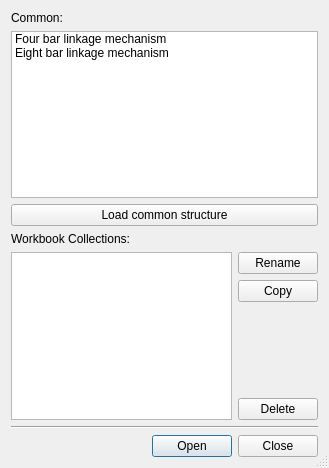
Qt form core/synthesis/Collections/TriangularIteration_dialog/collections.ui (KmolYuan/Pyslvs-UI) before a commit.
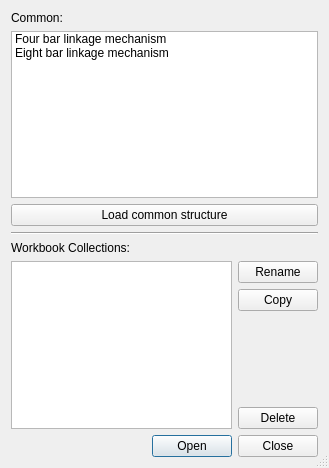
The same form after that commit. Icons and pictures are not drawn.

The edit to the form file:
```diff
--- a/core/synthesis/Collections/TriangularIteration_dialog/collections.ui
+++ b/core/synthesis/Collections/TriangularIteration_dialog/collections.ui
@@ -66,6 +66,13 @@
      </item>
     </layout>
    </item>
+   <item>
+    <widget class="Line" name="line">
+     <property name="orientation">
+      <enum>Qt::Horizontal</enum>
+     </property>
+    </widget>
+   </item>
    <item>
     <widget class="QLabel" name="Collections_label">
      <property name="text">
@@ -136,13 +143,6 @@
      </item>
     </layout>
    </item>
-   <item>
-    <widget class="Line" name="line">
-     <property name="orientation">
-      <enum>Qt::Horizontal</enum>
-     </property>
-    </widget>
-   </item>
    <item>
     <layout class="QHBoxLayout" name="horizontalLayout_3">
      <item>
```
Left out of the diff: 7 changed lines with no effect on the pictures.
